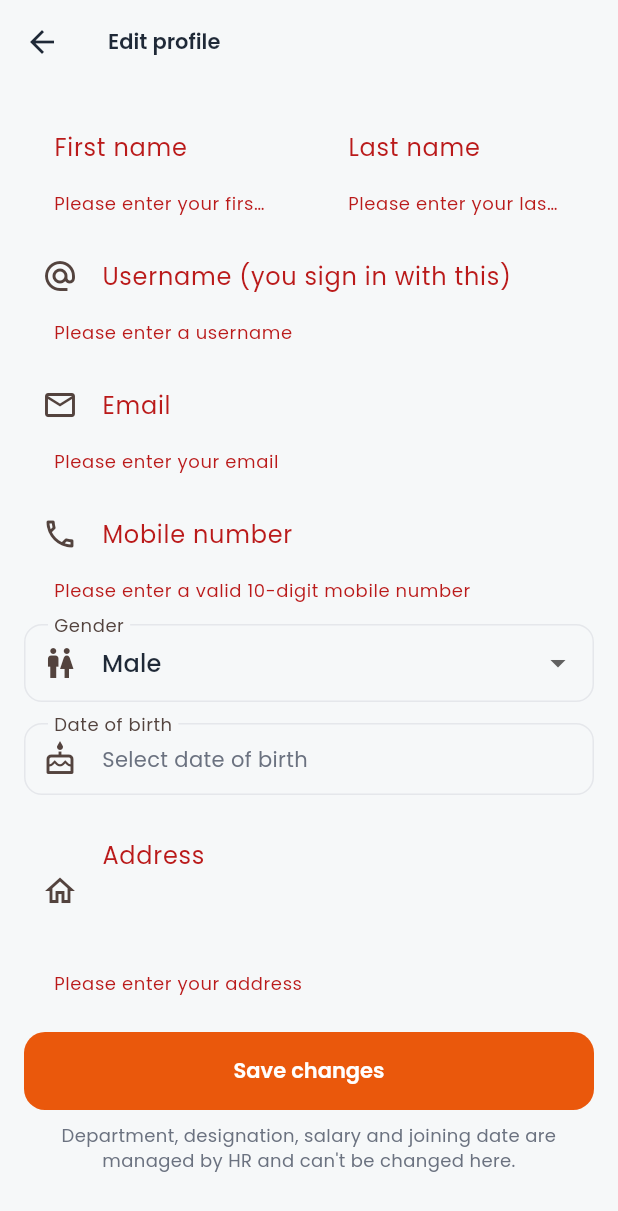
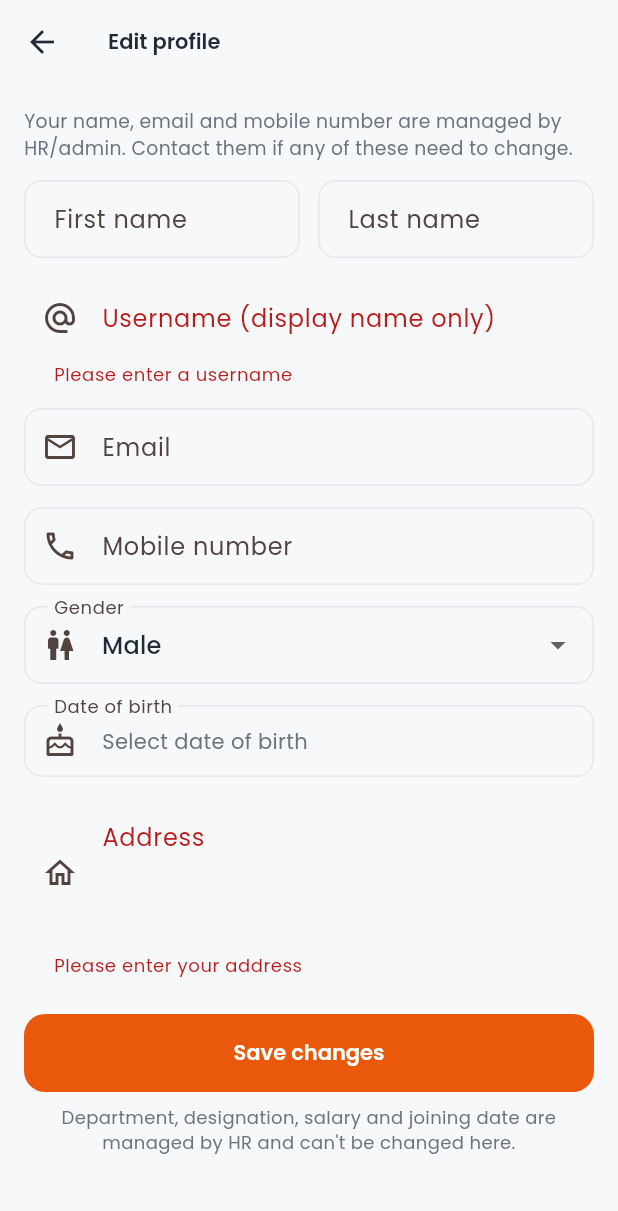
Before and after one commit to dgtechcreator/JMM_INFOTECH_App, a Flutter app: the EditProfileScreen screen opened directly with empty values, after a tap on "Save changes", on a phone screen of 412 x 824 dp. Shown: the top 1211 px of the screen. Run offline on Flutter 3.47's test engine with Material 3 defaults, Android fonts, the phone set to English and light mode, and no system bars; our stand-ins replace connectivity_plus, device_info_plus, dio, firebase_core, firebase_messaging, flutter_local_notifications and 9 more; missing offline and left inert: android_id, flutter_background_service; accounts and stored records are empty; network calls fail.

Commit message:
Profile Edit Fix

```diff
--- a/lib/screens/profile/edit_profile_screen.dart
+++ b/lib/screens/profile/edit_profile_screen.dart
@@ -135,7 +135,7 @@
       // Employee logins show the person's full name; Admin logins show the account handle.
       await session.updateDisplayName(session.loginType == 'Employee' ? '${_first.text.trim()} ${_last.text.trim()}' : result.userName);
       if (!mounted) return;
-      showSnack(context, result.usernameChanged ? 'Saved. Your username is now "${result.userName}" — use it next time you sign in.' : 'Your details were saved.');
+      showSnack(context, result.usernameChanged ? 'Saved. Your username is now "${result.userName}". You still sign in with your mobile number or email.' : 'Your details were saved.');
       Navigator.pop(context, true);
     } on ApiException catch (e) {
       if (mounted) showSnack(context, e.message, isError: true);
@@ -150,6 +150,9 @@
 
   @override
   Widget build(BuildContext context) {
+    // Employees can't change their own name, email or mobile (HR records; email/mobile are also their sign-in) -
+    // the server ignores them too. Admin logins can.
+    final locked = context.read<Session>().loginType == 'Employee';
     return Scaffold(
       appBar: AppBar(title: const Text('Edit profile')),
       body: Form(
@@ -157,23 +160,31 @@
         child: ListView(
           padding: const EdgeInsets.all(16),
           children: [
+            if (locked)
+              const Padding(
+                padding: EdgeInsets.only(bottom: 12),
+                child: Text('Your name, email and mobile number are managed by HR/admin. Contact them if any of these need to change.',
+                    style: TextStyle(fontSize: 12.5, color: AppColors.textSecondary)),
+              ),
             Row(
               children: [
                 Expanded(
                   child: TextFormField(
                     controller: _first,
+                    readOnly: locked,
                     textCapitalization: TextCapitalization.words,
                     decoration: const InputDecoration(labelText: 'First name'),
-                    validator: (v) => _required(v, 'your first name'),
+                    validator: (v) => locked ? null : _required(v, 'your first name'),
                   ),
                 ),
                 const SizedBox(width: 12),
                 Expanded(
                   child: TextFormField(
                     controller: _last,
+                    readOnly: locked,
                     textCapitalization: TextCapitalization.words,
                     decoration: const InputDecoration(labelText: 'Last name'),
-                    validator: (v) => _required(v, 'your last name'),
+                    validator: (v) => locked ? null : _required(v, 'your last name'),
                   ),
                 ),
               ],
@@ -185,12 +196,12 @@
               enableSuggestions: false,
               onChanged: _onUsernameChanged,
               decoration: InputDecoration(
-                labelText: 'Username (you sign in with this)',
+                labelText: 'Username (display name only)',
                 prefixIcon: const Icon(Icons.alternate_email),
                 suffixIcon: _checkingUsername
                     ? const Padding(padding: EdgeInsets.all(12), child: SizedBox(width: 18, height: 18, child: CircularProgressIndicator(strokeWidth: 2)))
                     : (_usernameHint == null ? null : Icon(_usernameOk ? Icons.check_circle : Icons.error, color: _usernameOk ? AppColors.success : AppColors.danger)),
-                helperText: _usernameHint ?? 'If you change it, use the new one the next time you sign in.',
+                helperText: _usernameHint ?? 'You sign in with your mobile number or email, not with this username.',
                 helperMaxLines: 2,
                 helperStyle: TextStyle(color: _usernameHint == null ? AppColors.textSecondary : (_usernameOk ? AppColors.success : AppColors.danger)),
               ),
@@ -199,10 +210,12 @@
             const SizedBox(height: 14),
             TextFormField(
               controller: _email,
+              readOnly: locked,
               keyboardType: TextInputType.emailAddress,
               autocorrect: false,
               decoration: const InputDecoration(labelText: 'Email', prefixIcon: Icon(Icons.mail_outline)),
               validator: (v) {
+                if (locked) return null;
                 final s = (v ?? '').trim();
                 if (s.isEmpty) return 'Please enter your email';
                 if (s.length > 50) return 'Email is too long (maximum 50 characters)';
@@ -213,9 +226,11 @@
             const SizedBox(height: 14),
             TextFormField(
               controller: _mobile,
+              readOnly: locked,
               keyboardType: TextInputType.phone,
               decoration: const InputDecoration(labelText: 'Mobile number', prefixIcon: Icon(Icons.phone_outlined)),
               validator: (v) {
+                if (locked) return null;
                 var digits = (v ?? '').replaceAll(RegExp(r'[^0-9]'), '');
                 if (digits.length == 12 && digits.startsWith('91')) digits = digits.substring(2);
                 if (digits.length == 11 && digits.startsWith('0')) digits = digits.substring(1);
--- a/pubspec.yaml
+++ b/pubspec.yaml
@@ -16,7 +16,7 @@
 # https://developer.apple.com/library/archive/documentation/General/Reference/InfoPlistKeyReference/Articles/CoreFoundationKeys.html
 # In Windows, build-name is used as the major, minor, and patch parts
 # of the product and file versions while build-number is used as the build suffix.
-version: 1.1.0+18
+version: 1.1.1+19
 
 environment:
   sdk: ^3.12.2
```
